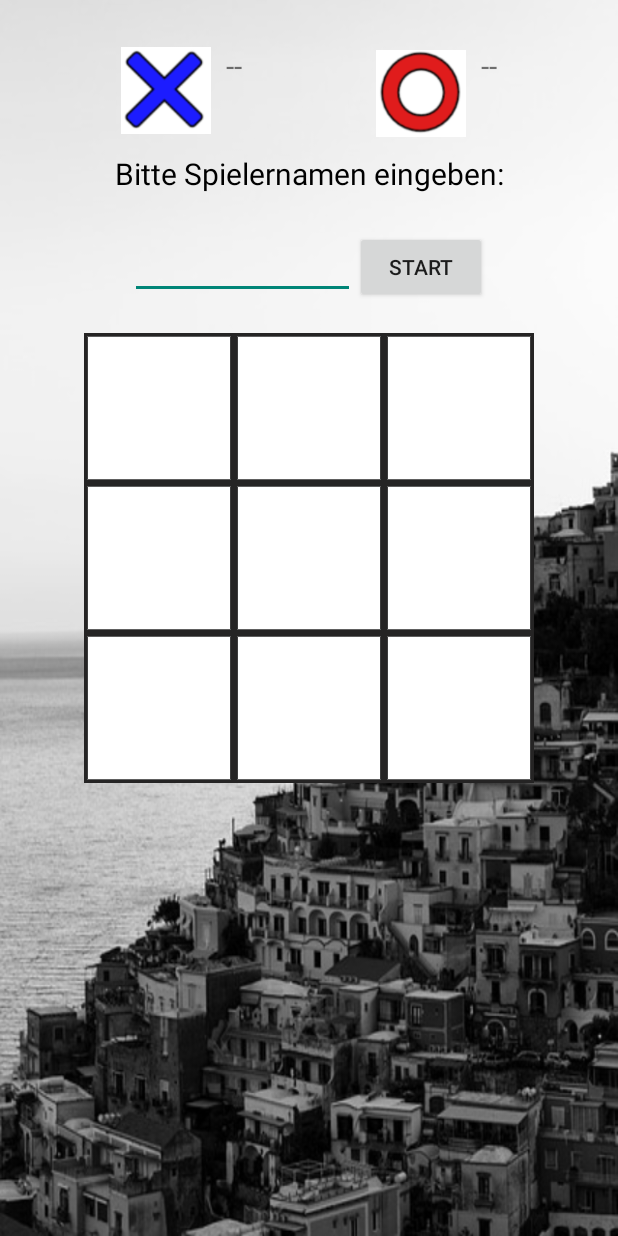
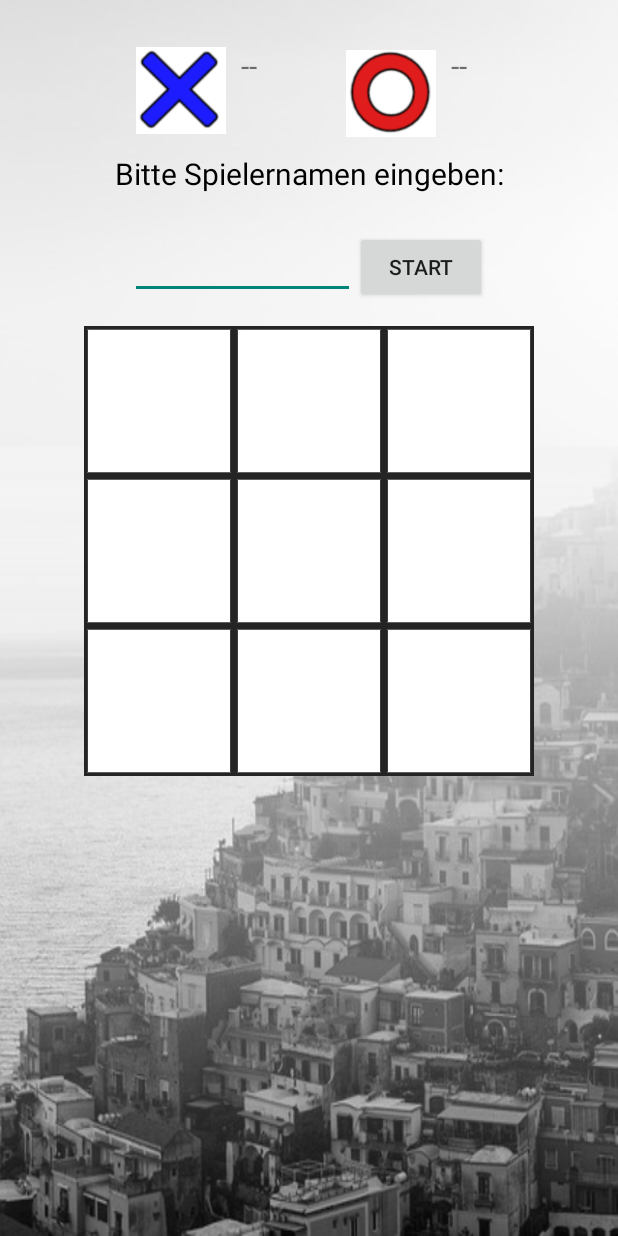
Before and after one commit to ibwgr/MultiplayerTicTacToe, an Android app: the layout content_play.xml on its own in the app's theme, with its tools: preview values and no code run, on a phone screen of 412 x 824 dp. Run offline under Robolectric (Android 15) with nearby library versions, the phone set to English and light mode, and no system bars.

Commit message:
code cleanup

```diff
--- a/androidClient/app/build.gradle
+++ b/androidClient/app/build.gradle
@@ -7,8 +7,8 @@ android {
         applicationId "ch.ibw.semesterarbeit2017.multiplayertictactoe.multiplayertictactoe"
         minSdkVersion 16
         targetSdkVersion 25
-        versionCode 103
-        versionName "1.03"
+        versionCode 104
+        versionName "1.04"
         testInstrumentationRunner "android.support.test.runner.AndroidJUnitRunner"
     }
     buildTypes {
--- a/androidClient/app/src/main/java/ch/ibw/semesterarbeit2017/multiplayertictactoe/multiplayertictactoe/MainActivity.java
+++ b/androidClient/app/src/main/java/ch/ibw/semesterarbeit2017/multiplayertictactoe/multiplayertictactoe/MainActivity.java
@@ -98,7 +98,6 @@ public class MainActivity extends AppCompatActivity {
 
         RelativeLayout layoutMain = (RelativeLayout) findViewById(R.id.layout_main);
         layoutMain.setOnTouchListener(new OnSwipeTouchListener(this));
-
 
         //---------------------------------------------------------------------
         socketController = new SocketController(getApplicationContext(), this, Util.getServiceEndpoint(this));
@@ -217,7 +216,7 @@ public class MainActivity extends AppCompatActivity {
         socketController.getSocket().on("game_finished", socketController.onGameFinished);
         socketController.getSocket().on("disonnect", socketController.onDisconnectFromServer);  // disconnect from server received!
         socketController.getSocket().on("connect_failed", socketController.onConnectFailed);
-        socketController.getSocket().on("error", socketController.onError);
+      //socketController.getSocket().on("error", socketController.onError);
         socketController.getSocket().on("stats_update", socketController.onStatsUpdate);
 
     } // end on-create lifecycle
--- a/androidClient/app/src/main/java/ch/ibw/semesterarbeit2017/multiplayertictactoe/multiplayertictactoe/SocketController.java
+++ b/androidClient/app/src/main/java/ch/ibw/semesterarbeit2017/multiplayertictactoe/multiplayertictactoe/SocketController.java
@@ -357,7 +357,6 @@ public class SocketController {
         }
         String message = this.getCurrentUserName() +", your turn, watch the time";  //  +(" +this.getCurrentPlayerSymbol() +")";
         act.displayStatus(message);
-        //act.showWaitingImage(false);
         act.enableAllGameButtons(true);
         act.clearCountDownDisplay();
         this.setIsMyTurn(true);
@@ -560,7 +559,6 @@ public class SocketController {
         String statsP2;
         String statsStatus; // playing oder der Name eines Spielers (winner)
         String statsChange; // new/update
-        String output = "";
         ArrayList<StatsItem> statsItems = new ArrayList<>();
         try {
             JSONArray boardList = data.getJSONArray("boardList");
@@ -572,7 +570,6 @@ public class SocketController {
                 statsP2 = jsonobject.getString("player2");
                 statsStatus = jsonobject.getString("status");
                 statsChange = jsonobject.getString("change");
-                //Log.i(PROG, "****************** timestamp:" +statsTimestamp);
                 if (statsStatus.equals(statsP1)) {
                     statsP1 += "\u2713";  //"\u2713"   siehe https://unicode-table.com/en/
                     statsP2 += " ";
@@ -580,7 +577,6 @@ public class SocketController {
                     statsP2 += "\u2713";
                     statsP1 += " ";
                 } //else playing
-                //output += statsTimestamp +": " +statsP1 +" " +statsP2  +" ("+statsChange +")\n";
                 statsItems.add(new StatsItem(statsTimestamp, statsP1, statsP2, statsChange));
             }
         } catch (JSONException e1) {
--- a/androidClient/app/src/main/res/layout/content_play.xml
+++ b/androidClient/app/src/main/res/layout/content_play.xml
@@ -6,13 +6,9 @@
     android:layout_width="match_parent"
     android:layout_height="match_parent"
     android:orientation="vertical"
-    android:background="@drawable/bg_city_2386857_640"
+    android:background="@drawable/bg_city_2386857_640_hell"
     android:gravity="center_horizontal"
     >
-    <!--android:background="@drawable/bg_960_720"
-        android:background="@drawable/bg_beach_2333282_640"
-     -->
-
 
     <LinearLayout
     android:id="@+id/layout_top_players"
@@ -28,7 +24,7 @@
             android:layout_width="90px"
             android:layout_height="90px"
             android:layout_marginTop="10dp"
-            android:layout_marginLeft="20dp"
+            android:layout_marginLeft="10dp"
             android:src="@drawable/game_fig_x"
             android:visibility="visible"
             />
@@ -61,7 +57,7 @@
             android:layout_width="90px"
             android:layout_height="90px"
             android:layout_marginTop="12dp"
-            android:layout_marginLeft="70dp"
+            android:layout_marginLeft="40dp"
             android:src="@drawable/game_fig_o"
             android:visibility="visible"
             />
@@ -149,7 +145,7 @@
             android:rowCount="3"
             android:orientation="horizontal"
             android:layout_below="@id/edit_username"
-            android:layout_marginTop="20dp"
+            android:layout_marginTop="15dp"
             android:background="@drawable/border"
             tools:context=".GridXMLActivity" >
 
--- a/androidClient/app/src/main/res/layout/content_stats.xml
+++ b/androidClient/app/src/main/res/layout/content_stats.xml
@@ -10,8 +10,6 @@
     android:weightSum="1"
     android:background="@drawable/bg_city_2386857_640_hell"
     >
-    <!--android:background="@drawable/bg_neu4reverse"  -->
-
 
     <TextView
         android:id="@+id/label_statistics"
```
Also changed, not shown: androidClient/app/src/main/res/layout/content_about.xml (+5 -5 lines).
